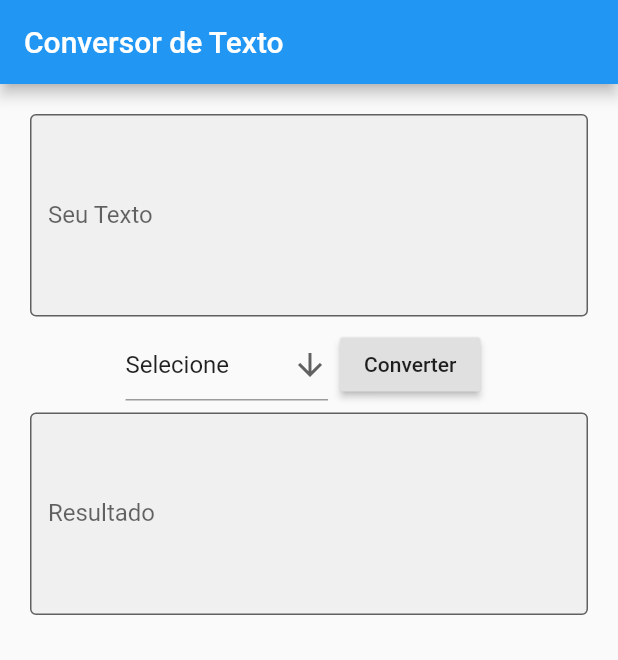
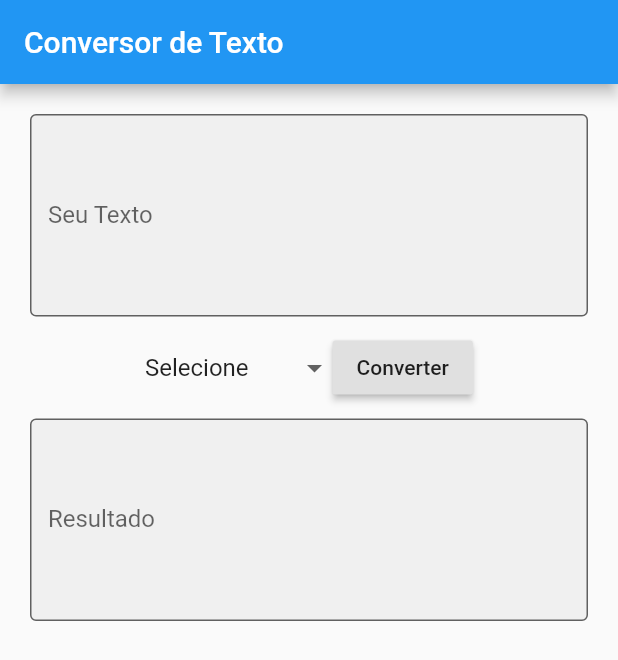
Before and after one commit to LeandroLS-archived/conversor-texto-app, a Flutter app: the screen it shows after launch, on a phone screen of 412 x 824 dp. Shown: the top 660 px of the screen. Run offline on Flutter 3.47's test engine with Material 2 defaults, Android fonts, the phone set to English and light mode, and no system bars.

Commit message:
Melhorando aparencia do app

```diff
--- a/lib/main.dart
+++ b/lib/main.dart
@@ -79,17 +79,19 @@ class _State extends State<MyApp> {
                     print("First text field: $text");
                   },
                 ),
-                Row(
+                Container(
+                  margin: EdgeInsets.all(10),
+                  child: Row(
                     mainAxisAlignment: MainAxisAlignment.center,
                     children: <Widget>[
                       Container(
-                      width: 135,
+                        width: 125,
                         child: DropdownButtonFormField<String>(
-                        validator: (value) => value == 'Selecione' ? 'Selecione um valor.' : null,
+                          decoration: InputDecoration.collapsed(hintText: ''),
+                          validator: (value) => value == 'Selecione'
+                              ? 'Selecione um valor.'
+                              : null,
                           value: _dropdownValue,
-                        icon: Icon(Icons.arrow_downward),
-                        iconSize: 24,
-                        elevation: 16,
                           onChanged: (String newValue) {
                             setState(() {
                               _dropdownValue = newValue;
@@ -104,8 +106,7 @@ class _State extends State<MyApp> {
                           }).toList(),
                         ),
                       ),
-                    Padding(
-                      padding: const EdgeInsets.all(8.0),
+                      Container(
                         child: RaisedButton(
                           onPressed: () {
                             if (_formKey.currentState.validate()) {
@@ -120,6 +121,7 @@ class _State extends State<MyApp> {
                         ),
                       ),
                     ],
+                  ),
                 ),
                 TextFormField(
                   maxLines: 5,
```
Lines whose indentation alone changed are shown as unchanged.
